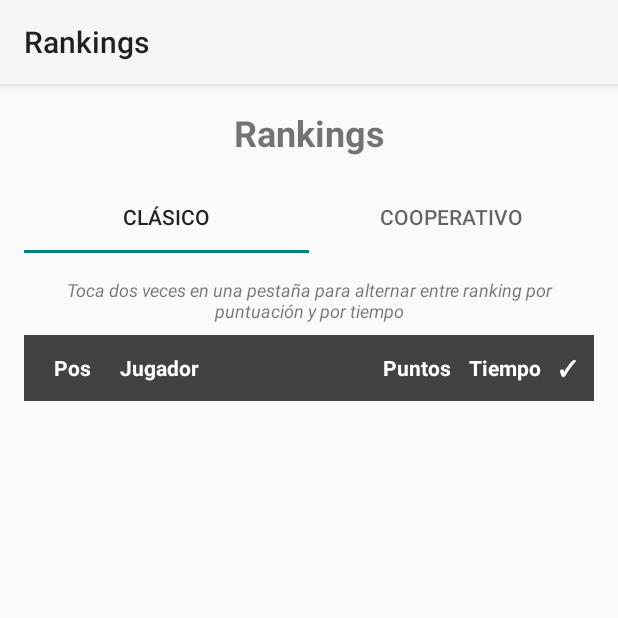
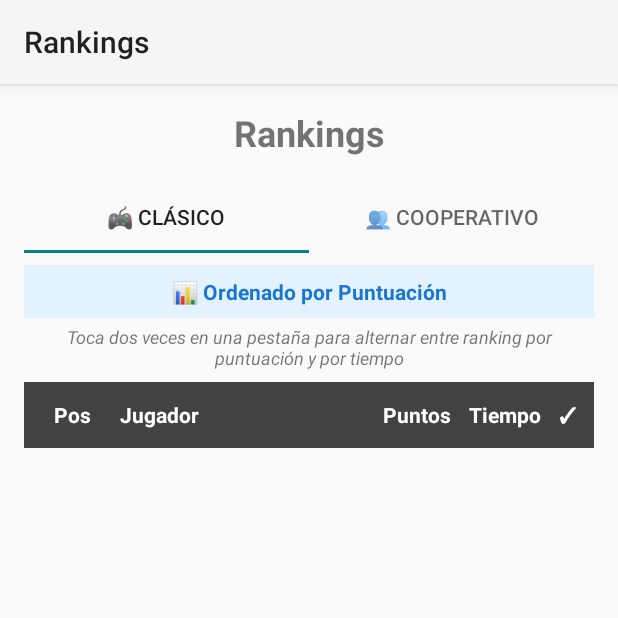
Before and after one commit to IsmaelMiguez/PSI, an Android app: the RankingActivity screen opened directly, with no data from a screen before it, on a phone screen of 412 x 824 dp, the top half of it. Run offline under Robolectric (Android 15) with nearby library versions, the phone set to English and light mode, and no system bars; our stand-ins replace Firebase (no records; nobody signed in at launch, a user with empty details on screens opened directly).

Commit message:
Actualización de la UI de los rankings para hacerla más explicativa sobre la forma de ordenar actual

```diff
--- a/PacMan/app/src/main/java/es/udc/psi/pacman/RankingActivity.java
+++ b/PacMan/app/src/main/java/es/udc/psi/pacman/RankingActivity.java
@@ -4,6 +4,7 @@ import android.os.Bundle;
 import android.util.Log;
 import android.view.View;
 import android.widget.ProgressBar;
+import android.widget.TextView;
 import android.widget.Toast;
 
 import androidx.appcompat.app.AppCompatActivity;
@@ -33,6 +34,7 @@ public class RankingActivity extends AppCompatActivity {
     private TabLayout tabLayout;
     private RecyclerView recyclerView;
     private ProgressBar progressBar;
+    private TextView tvSortIndicator;
 
     private FirestoreManager firestoreManager;
     private RankingAdapter adapter;
@@ -77,18 +79,23 @@ public class RankingActivity extends AppCompatActivity {
         tabLayout = findViewById(R.id.tabLayout);
         recyclerView = findViewById(R.id.recyclerView);
         progressBar = findViewById(R.id.progressBar);
+        tvSortIndicator = findViewById(R.id.tvSortIndicator);
 
         recyclerView.setLayoutManager(new LinearLayoutManager(this));
     }
 
     private void setupTabs() {
-        tabLayout.addTab(tabLayout.newTab().setText("Clásico"));
-        tabLayout.addTab(tabLayout.newTab().setText("Cooperativo"));
+        TabLayout.Tab clasicoTab = tabLayout.newTab().setText("🎮 Clásico");
+        TabLayout.Tab cooperativoTab = tabLayout.newTab().setText("👥 Cooperativo");
+
+        tabLayout.addTab(clasicoTab);
+        tabLayout.addTab(cooperativoTab);
 
         tabLayout.addOnTabSelectedListener(new TabLayout.OnTabSelectedListener() {
             @Override
             public void onTabSelected(TabLayout.Tab tab) {
                 loadRanking(tab.getPosition(), 0); // Por puntuación por defecto
+                updateSortIndicator(0); // NUEVO
             }
 
             @Override
@@ -100,8 +107,25 @@ public class RankingActivity extends AppCompatActivity {
                 int currentSort = adapter != null ? adapter.getCurrentSortType() : 0;
                 int newSort = currentSort == 0 ? 1 : 0; // 0 = puntuación, 1 = tiempo
                 loadRanking(tab.getPosition(), newSort);
+                updateSortIndicator(newSort);
             }
         });
+    }
+
+    private void updateSortIndicator(int sortType) {
+        if (tvSortIndicator == null) return;
+
+        if (sortType == 0) {
+            // Ordenado por puntuación
+            tvSortIndicator.setText(R.string.ordenado_por_puntuacion);
+            tvSortIndicator.setBackgroundColor(getColor(R.color.sort_indicator_background));
+            tvSortIndicator.setTextColor(getColor(R.color.sort_indicator_text));
+        } else {
+            // Ordenado por tiempo
+            tvSortIndicator.setText(R.string.ordenado_por_tiempo);
+            tvSortIndicator.setBackgroundColor(getColor(R.color.sort_indicator_time_background));
+            tvSortIndicator.setTextColor(getColor(R.color.sort_indicator_time_text));
+        }
     }
 
     private void handleQueryError(Exception e) {
@@ -146,6 +170,8 @@ public class RankingActivity extends AppCompatActivity {
         if (progressBar != null) {
             progressBar.setVisibility(View.VISIBLE);
         }
+
+        updateSortIndicator(sortType);
 
         Task<QuerySnapshot> query = getQueryForModeAndSort(gameMode, sortType);
 
@@ -204,6 +230,9 @@ public class RankingActivity extends AppCompatActivity {
             // Scroll automático al usuario actual
             scrollToCurrentUser(puntuaciones);
 
+            // Asegurar que el indicador se actualice al finalizar la carga
+            updateSortIndicator(sortType);
+
         }).addOnFailureListener(e -> {
             Log.e(TAG, "Error al cargar ranking", e);
             if (progressBar != null) {
@@ -226,6 +255,8 @@ public class RankingActivity extends AppCompatActivity {
         // Consulta simplificada sin ordenación compleja
         Task<QuerySnapshot> fallbackQuery;
         String modoJuego = gameMode == 0 ? "clasico" : "cooperativo";
+
+        updateSortIndicator(sortType);
 
         Log.d(TAG, "Usando fallback para modo=" + modoJuego + ", sortType=" + sortType);
 
@@ -305,6 +336,9 @@ public class RankingActivity extends AppCompatActivity {
             // Mostrar mensaje informativo
             Toast.makeText(this, "Cargado con ordenación alternativa", Toast.LENGTH_SHORT).show();
 
+            // Confirmar indicador al finalizar fallback
+            updateSortIndicator(sortType);
+
         }).addOnFailureListener(e -> {
             Log.e(TAG, "Error en consulta fallback", e);
             handleQueryError(e);
--- a/PacMan/app/src/main/res/layout/activity_ranking.xml
+++ b/PacMan/app/src/main/res/layout/activity_ranking.xml
@@ -18,7 +18,20 @@
         android:id="@+id/tabLayout"
         android:layout_width="match_parent"
         android:layout_height="wrap_content"
-        android:layout_marginBottom="16dp" />
+        android:layout_marginBottom="8dp" />
+
+    <TextView
+        android:id="@+id/tvSortIndicator"
+        android:layout_width="match_parent"
+        android:layout_height="wrap_content"
+        android:text="@string/ordenado_por_puntuacion"
+        android:textSize="14sp"
+        android:textStyle="bold"
+        android:gravity="center"
+        android:padding="8dp"
+        android:background="@color/sort_indicator_background"
+        android:textColor="@color/sort_indicator_text"
+        android:layout_marginBottom="4dp" />
 
     <TextView
         android:layout_width="match_parent"
--- a/PacMan/app/src/main/res/values/colors.xml
+++ b/PacMan/app/src/main/res/values/colors.xml
@@ -11,4 +11,8 @@
     <color name="highlight_user_dark">#1976D2</color>
     <color name="gray">#101010</color>
     <color name="yellow">#FFD954</color>
+    <color name="sort_indicator_background">#E3F2FD</color>
+    <color name="sort_indicator_text">#1976D2</color>
+    <color name="sort_indicator_time_background">#FFF3E0</color>
+    <color name="sort_indicator_time_text">#F57C00</color>
 </resources>
--- a/PacMan/app/src/main/res/values/strings.xml
+++ b/PacMan/app/src/main/res/values/strings.xml
@@ -7,6 +7,9 @@
     <string name="rankings">Rankings</string>
 
     <string name="howToPlayLabel">HOW TO PLAY</string>
+
+    <string name="ordenado_por_puntuacion">📊 Ordenado por Puntuación</string>
+    <string name="ordenado_por_tiempo">⏱️ Ordenado por Tiempo</string>
 
 
     <string name="controlsLabel">CONTROLS</string>
```
